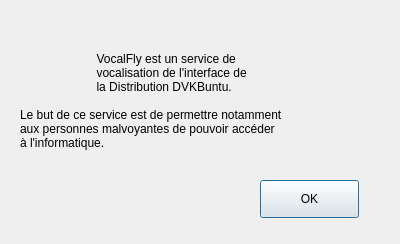
Paullux/dvkbuntu-VocalFly-GUI, file dialog.ui: the form before one commit.
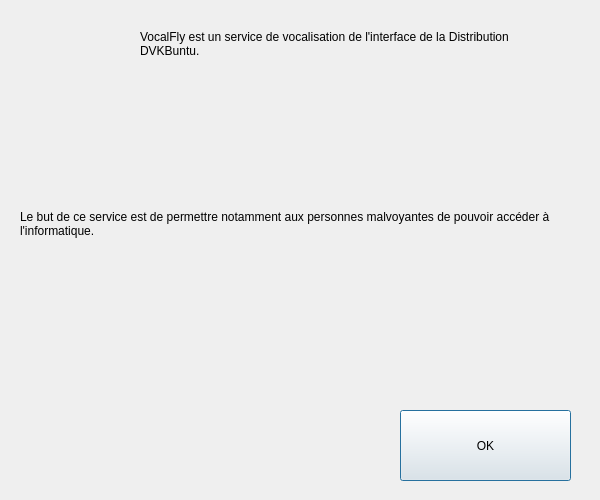
The form after the commit. Icons and pictures are not drawn.

What changed in the file:
```diff
--- a/dialog.ui
+++ b/dialog.ui
@@ -6,10 +6,22 @@
    <rect>
     <x>0</x>
     <y>0</y>
-    <width>400</width>
-    <height>244</height>
+    <width>600</width>
+    <height>500</height>
    </rect>
   </property>
+  <property name="minimumSize">
+   <size>
+    <width>600</width>
+    <height>500</height>
+   </size>
+  </property>
+  <property name="maximumSize">
+   <size>
+    <width>600</width>
+    <height>500</height>
+   </size>
+  </property>
   <property name="windowTitle">
    <string>À propos de VocalFly</string>
   </property>
@@ -23,29 +35,32 @@
   <widget class="QLabel" name="label">
    <property name="geometry">
     <rect>
-     <x>20</x>
+     <x>140</x>
      <y>30</y>
-     <width>351</width>
-     <height>141</height>
+     <width>431</width>
+     <height>151</height>
     </rect>
    </property>
    <property name="text">
-    <string>                       VocalFly est un service de
-                       vocalisation de l'interface de
-                       la Distribution DVKBuntu.
-
-Le but de ce service est de permettre notamment
-aux personnes malvoyantes de pouvoir accéder
-à l'informatique.</string>
+    <string>VocalFly est un service de vocalisation de l'interface de la Distribution DVKBuntu.</string>
+   </property>
+   <property name="scaledContents">
+    <bool>true</bool>
+   </property>
+   <property name="alignment">
+    <set>Qt::AlignLeading|Qt::AlignLeft|Qt::AlignTop</set>
+   </property>
+   <property name="wordWrap">
+    <bool>true</bool>
    </property>
   </widget>
   <widget class="QPushButton" name="pushButton">
    <property name="geometry">
     <rect>
-     <x>260</x>
-     <y>180</y>
-     <width>99</width>
-     <height>38</height>
+     <x>400</x>
+     <y>410</y>
+     <width>171</width>
+     <height>71</height>
     </rect>
    </property>
    <property name="text">
@@ -57,8 +72,8 @@
     <rect>
      <x>20</x>
      <y>30</y>
-     <width>67</width>
-     <height>61</height>
+     <width>111</width>
+     <height>111</height>
     </rect>
    </property>
    <property name="text">
@@ -71,6 +86,28 @@
     <bool>true</bool>
    </property>
   </widget>
+  <widget class="QLabel" name="label_3">
+   <property name="geometry">
+    <rect>
+     <x>20</x>
+     <y>210</y>
+     <width>551</width>
+     <height>191</height>
+    </rect>
+   </property>
+   <property name="text">
+    <string>Le but de ce service est de permettre notamment aux personnes malvoyantes de pouvoir accéder à l'informatique.</string>
+   </property>
+   <property name="scaledContents">
+    <bool>true</bool>
+   </property>
+   <property name="alignment">
+    <set>Qt::AlignLeading|Qt::AlignLeft|Qt::AlignTop</set>
+   </property>
+   <property name="wordWrap">
+    <bool>true</bool>
+   </property>
+  </widget>
  </widget>
  <resources>
   <include location="image.qrc"/>
```
